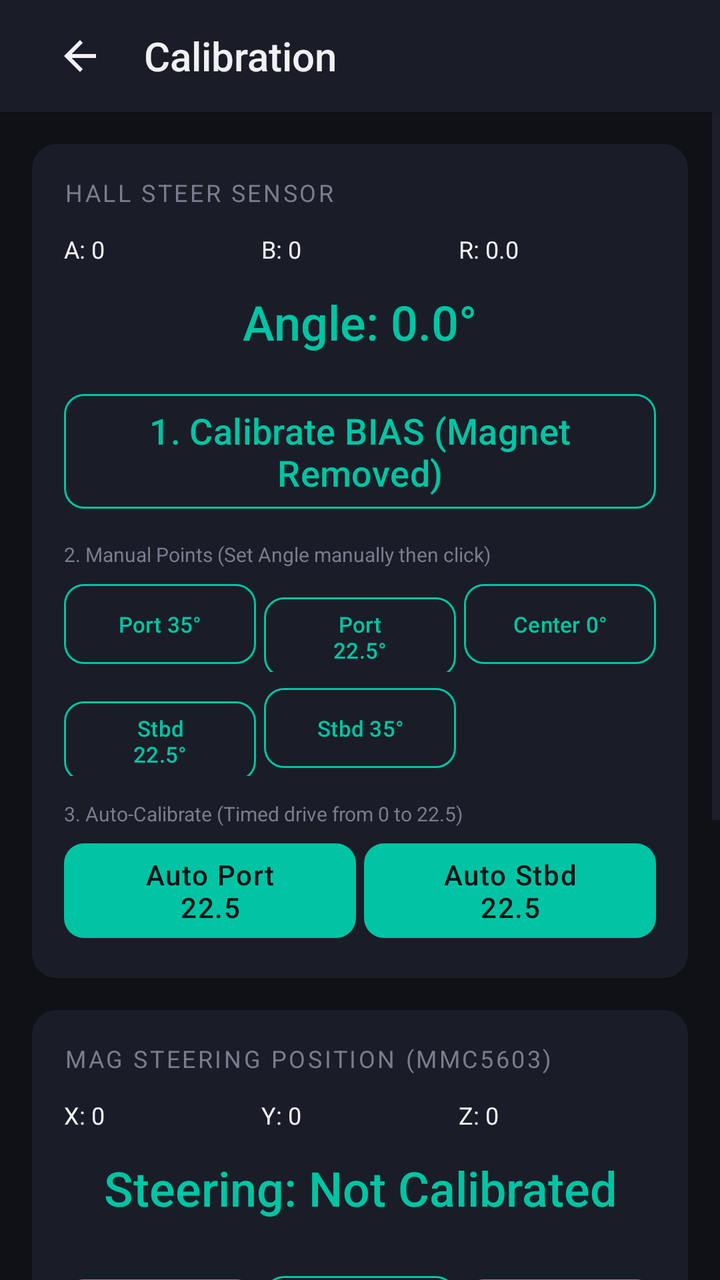
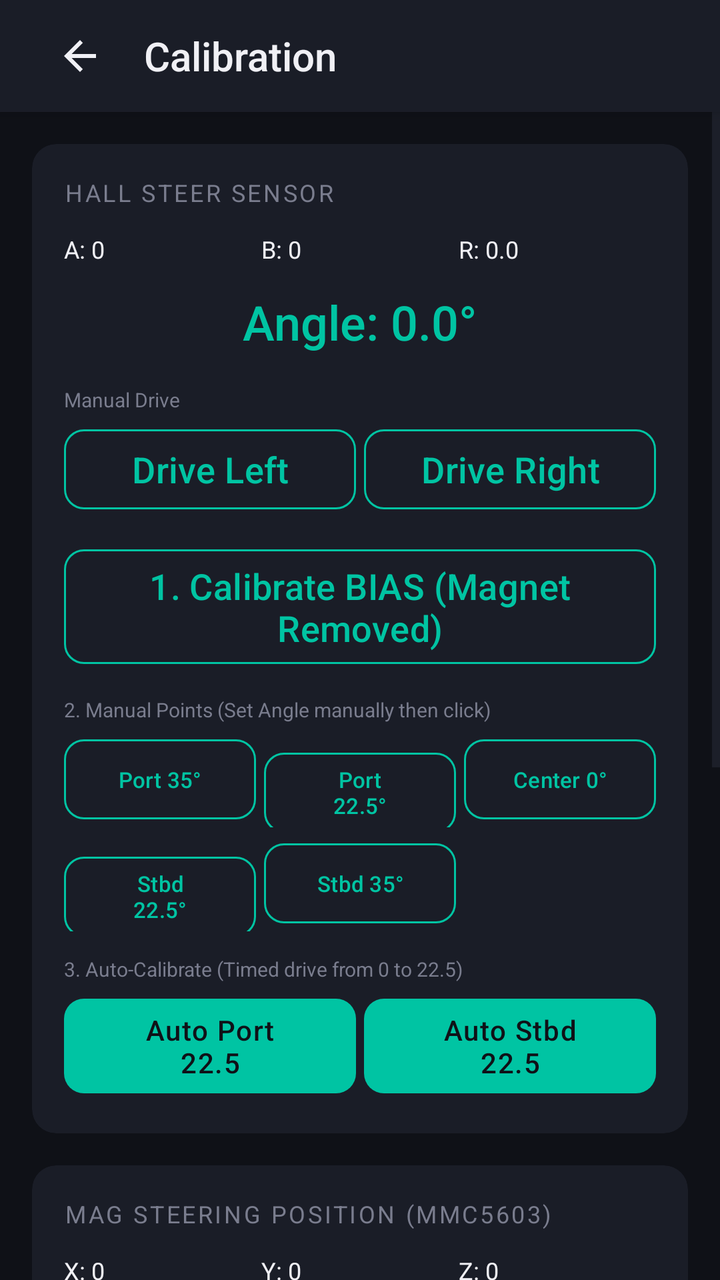

Compare the two renders of this Android layout. The source of the first and the diff that turns it into the second are given below.
<!-- AndroidManifest.xml: application theme Theme.TorqeedoController -->
<!-- res/layout/activity_calibration.xml -->
<?xml version="1.0" encoding="utf-8"?>
<androidx.constraintlayout.widget.ConstraintLayout
    xmlns:android="http://schemas.android.com/apk/res/android"
    xmlns:app="http://schemas.android.com/apk/res-auto"
    android:layout_width="match_parent"
    android:layout_height="match_parent"
    android:background="@color/bg_primary">

    
    <LinearLayout
        android:id="@+id/topBar"
        android:layout_width="match_parent"
        android:layout_height="56dp"
        android:background="@color/bg_surface"
        android:gravity="center_vertical"
        android:orientation="horizontal"
        android:paddingHorizontal="16dp"
        android:elevation="4dp"
        app:layout_constraintTop_toTopOf="parent">

        <ImageButton
            android:id="@+id/btnBack"
            android:layout_width="48dp"
            android:layout_height="48dp"
            android:background="?attr/selectableItemBackgroundBorderless"
            android:src="@drawable/ic_back"
            app:tint="@color/text_primary" />

        <TextView
            android:layout_width="wrap_content"
            android:layout_height="wrap_content"
            android:layout_marginStart="8dp"
            android:text="Calibration"
            android:textColor="@color/text_primary"
            android:textSize="20sp"
            android:fontFamily="sans-serif-medium" />
    </LinearLayout>

    <ScrollView
        android:layout_width="match_parent"
        android:layout_height="0dp"
        app:layout_constraintTop_toBottomOf="@id/topBar"
        app:layout_constraintBottom_toBottomOf="parent">

        <LinearLayout
            android:layout_width="match_parent"
            android:layout_height="wrap_content"
            android:orientation="vertical"
            android:padding="16dp">

            
            <androidx.cardview.widget.CardView
                android:layout_width="match_parent"
                android:layout_height="wrap_content"
                android:layout_marginBottom="16dp"
                app:cardBackgroundColor="@color/bg_surface"
                app:cardCornerRadius="12dp"
                app:cardElevation="0dp">

                <LinearLayout
                    android:layout_width="match_parent"
                    android:layout_height="wrap_content"
                    android:orientation="vertical"
                    android:padding="16dp">

                    <TextView
                        android:layout_width="wrap_content"
                        android:layout_height="wrap_content"
                        android:text="HALL STEER SENSOR"
                        android:textColor="@color/text_secondary"
                        android:textSize="12sp"
                        android:letterSpacing="0.1"
                        android:layout_marginBottom="12dp" />

                    <LinearLayout
                        android:layout_width="match_parent"
                        android:layout_height="wrap_content"
                        android:orientation="horizontal"
                        android:layout_marginBottom="12dp">

                        <TextView android:id="@+id/tvHallA"
                            android:layout_width="0dp" android:layout_height="wrap_content"
                            android:layout_weight="1" android:text="A: 0"
                            android:textColor="@color/text_primary" android:textSize="12sp" />
                        <TextView android:id="@+id/tvHallB"
                            android:layout_width="0dp" android:layout_height="wrap_content"
                            android:layout_weight="1" android:text="B: 0"
                            android:textColor="@color/text_primary" android:textSize="12sp" />
                        <TextView android:id="@+id/tvHallRatio"
                            android:layout_width="0dp" android:layout_height="wrap_content"
                            android:layout_weight="1" android:text="R: 0.0"
                            android:textColor="@color/text_primary" android:textSize="12sp" />
                    </LinearLayout>

                    <TextView
                        android:id="@+id/tvHallAngle"
                        android:layout_width="match_parent"
                        android:layout_height="wrap_content"
                        android:text="Angle: 0.0°"
                        android:textColor="@color/accent_primary"
                        android:textSize="24sp"
                        android:gravity="center"
                        android:fontFamily="sans-serif-medium"
                        android:layout_marginBottom="16dp" />

                    <Button
                        android:id="@+id/btnCalibHallBias"
                        style="@style/Widget.TorqeedoController.Button.Secondary"
                        android:layout_width="match_parent"
                        android:layout_height="wrap_content"
                        android:text="1. Calibrate BIAS (Magnet Removed)"
                        android:layout_marginBottom="12dp"/>

                    <TextView
                        android:layout_width="wrap_content"
                        android:layout_height="wrap_content"
                        android:text="2. Manual Points (Set Angle manually then click)"
                        android:textColor="@color/text_secondary"
                        android:textSize="10sp"
                        android:layout_marginBottom="4dp" />

                    <LinearLayout
                        android:layout_width="match_parent"
                        android:layout_height="wrap_content"
                        android:orientation="horizontal"
                        android:layout_marginBottom="4dp">
                        <Button android:id="@+id/btnSetPort35" style="@style/Widget.TorqeedoController.Button.Secondary"
                            android:layout_width="0dp" android:layout_height="wrap_content" android:layout_weight="1"
                            android:text="Port 35°" android:textSize="11sp" android:layout_marginEnd="4dp"/>
                        <Button android:id="@+id/btnSetPort22" style="@style/Widget.TorqeedoController.Button.Secondary"
                            android:layout_width="0dp" android:layout_height="wrap_content" android:layout_weight="1"
                            android:text="Port 22.5°" android:textSize="11sp" android:layout_marginEnd="4dp"/>
                        <Button android:id="@+id/btnSetCenter" style="@style/Widget.TorqeedoController.Button.Secondary"
                            android:layout_width="0dp" android:layout_height="wrap_content" android:layout_weight="1"
                            android:text="Center 0°" android:textSize="11sp" />
                    </LinearLayout>

                    <LinearLayout
                        android:layout_width="match_parent"
                        android:layout_height="wrap_content"
                        android:orientation="horizontal"
                        android:layout_marginBottom="12dp">
                        <Button android:id="@+id/btnSetStbd22" style="@style/Widget.TorqeedoController.Button.Secondary"
                            android:layout_width="0dp" android:layout_height="wrap_content" android:layout_weight="1"
                            android:text="Stbd 22.5°" android:textSize="11sp" android:layout_marginEnd="4dp"/>
                        <Button android:id="@+id/btnSetStbd35" style="@style/Widget.TorqeedoController.Button.Secondary"
                            android:layout_width="0dp" android:layout_height="wrap_content" android:layout_weight="1"
                            android:text="Stbd 35°" android:textSize="11sp" android:layout_marginEnd="4dp"/>
                        <View android:layout_width="0dp" android:layout_height="0dp" android:layout_weight="1" />
                    </LinearLayout>

                    <TextView
                        android:layout_width="wrap_content"
                        android:layout_height="wrap_content"
                        android:text="3. Auto-Calibrate (Timed drive from 0 to 22.5)"
                        android:textColor="@color/text_secondary"
                        android:textSize="10sp"
                        android:layout_marginBottom="4dp" />

                    <LinearLayout
                        android:layout_width="match_parent"
                        android:layout_height="wrap_content"
                        android:orientation="horizontal">
                        <Button android:id="@+id/btnAutoCalibPort" style="@style/Widget.TorqeedoController.Button.Primary"
                            android:layout_width="0dp" android:layout_height="wrap_content" android:layout_weight="1"
                            android:text="Auto Port 22.5" android:layout_marginEnd="4dp"/>
                        <Button android:id="@+id/btnAutoCalibStbd" style="@style/Widget.TorqeedoController.Button.Primary"
                            android:layout_width="0dp" android:layout_height="wrap_content" android:layout_weight="1"
                            android:text="Auto Stbd 22.5" />
                    </LinearLayout>

                </LinearLayout>
            </androidx.cardview.widget.CardView>

            
            <androidx.cardview.widget.CardView
                android:layout_width="match_parent"
                android:layout_height="wrap_content"
                android:layout_marginBottom="16dp"
                app:cardBackgroundColor="@color/bg_surface"
                app:cardCornerRadius="12dp"
                app:cardElevation="0dp">

                <LinearLayout
                    android:layout_width="match_parent"
                    android:layout_height="wrap_content"
                    android:orientation="vertical"
                    android:padding="16dp">

                    <TextView
                        android:layout_width="wrap_content"
                        android:layout_height="wrap_content"
                        android:text="MAG STEERING POSITION (MMC5603)"
                        android:textColor="@color/text_secondary"
                        android:textSize="12sp"
                        android:letterSpacing="0.1"
                        android:layout_marginBottom="12dp" />

                    <LinearLayout
                        android:layout_width="match_parent"
                        android:layout_height="wrap_content"
                        android:orientation="horizontal"
                        android:layout_marginBottom="12dp">

                        <TextView android:id="@+id/tvMagX"
                            android:layout_width="0dp" android:layout_height="wrap_content"
                            android:layout_weight="1" android:text="X: 0"
                            android:textColor="@color/text_primary" android:textSize="12sp" />
                        <TextView android:id="@+id/tvMagY"
                            android:layout_width="0dp" android:layout_height="wrap_content"
                            android:layout_weight="1" android:text="Y: 0"
                            android:textColor="@color/text_primary" android:textSize="12sp" />
                        <TextView android:id="@+id/tvMagZ"
                            android:layout_width="0dp" android:layout_height="wrap_content"
                            android:layout_weight="1" android:text="Z: 0"
                            android:textColor="@color/text_primary" android:textSize="12sp" />
                    </LinearLayout>

                    <TextView
                        android:id="@+id/tvRudderPos"
                        android:layout_width="match_parent"
                        android:layout_height="wrap_content"
                        android:text="Steering: Not Calibrated"
                        android:textColor="@color/accent_primary"
                        android:textSize="24sp"
                        android:gravity="center"
                        android:fontFamily="sans-serif-medium"
                        android:layout_marginBottom="24dp" />

                    <LinearLayout
                        android:layout_width="match_parent"
                        android:layout_height="wrap_content"
                        android:orientation="horizontal">

                        <Button
                            android:id="@+id/btnCalibPort"
                            style="@style/Widget.TorqeedoController.Button.Secondary"
                            android:layout_width="0dp"
                            android:layout_height="wrap_content"
                            android:layout_weight="1"
                            android:text="Port Max"
                            android:layout_marginEnd="4dp" />

                        <Button
                            android:id="@+id/btnCalibZero"
                            style="@style/Widget.TorqeedoController.Button.Secondary"
                            android:layout_width="0dp"
                            android:layout_height="wrap_content"
                            android:layout_weight="1"
                            android:text="Zero"
                            android:layout_marginEnd="4dp" />

                        <Button
                            android:id="@+id/btnCalibStbd"
                            style="@style/Widget.TorqeedoController.Button.Secondary"
                            android:layout_width="0dp"
                            android:layout_height="wrap_content"
                            android:layout_weight="1"
                            android:text="Stbd Max" />
                    </LinearLayout>
                </LinearLayout>
            </androidx.cardview.widget.CardView>

            
            <androidx.cardview.widget.CardView
                android:layout_width="match_parent"
                android:layout_height="wrap_content"
                android:layout_marginBottom="16dp"
                app:cardBackgroundColor="@color/bg_surface"
                app:cardCornerRadius="12dp"
                app:cardElevation="0dp">

                <LinearLayout
                    android:layout_width="match_parent"
                    android:layout_height="wrap_content"
                    android:orientation="vertical"
                    android:padding="16dp">

                    <TextView
                        android:layout_width="wrap_content"
                        android:layout_height="wrap_content"
                        android:text="HEADING SENSOR"
                        android:textColor="@color/text_secondary"
                        android:textSize="12sp"
                        android:letterSpacing="0.1"
                        android:layout_marginBottom="12dp" />

                    <LinearLayout
                        android:layout_width="match_parent"
                        android:layout_height="wrap_content"
                        android:orientation="horizontal"
                        android:layout_marginBottom="16dp">

                        <LinearLayout android:layout_width="0dp" android:layout_height="wrap_content"
                            android:layout_weight="1" android:orientation="vertical" android:gravity="center">
                            <TextView android:id="@+id/tvYaw"
                                android:layout_width="wrap_content" android:layout_height="wrap_content"
                                android:text="0.0°" android:textColor="@color/accent_primary"
                                android:textSize="20sp" android:fontFamily="sans-serif-medium" />
                            <TextView android:layout_width="wrap_content" android:layout_height="wrap_content"
                                android:text="YAW" android:textColor="@color/text_secondary" android:textSize="10sp" />
                        </LinearLayout>

                        <LinearLayout android:layout_width="0dp" android:layout_height="wrap_content"
                            android:layout_weight="1" android:orientation="vertical" android:gravity="center">
                            <TextView android:id="@+id/tvPitch"
                                android:layout_width="wrap_content" android:layout_height="wrap_content"
                                android:text="0.0°" android:textColor="@color/accent_primary"
                                android:textSize="20sp" android:fontFamily="sans-serif-medium" />
                            <TextView android:layout_width="wrap_content" android:layout_height="wrap_content"
                                android:text="PITCH" android:textColor="@color/text_secondary" android:textSize="10sp" />
                        </LinearLayout>

                        <LinearLayout android:layout_width="0dp" android:layout_height="wrap_content"
                            android:layout_weight="1" android:orientation="vertical" android:gravity="center">
                            <TextView android:id="@+id/tvRoll"
                                android:layout_width="wrap_content" android:layout_height="wrap_content"
                                android:text="0.0°" android:textColor="@color/accent_primary"
                                android:textSize="20sp" android:fontFamily="sans-serif-medium" />
                            <TextView android:layout_width="wrap_content" android:layout_height="wrap_content"
                                android:text="ROLL" android:textColor="@color/text_secondary" android:textSize="10sp" />
                        </LinearLayout>
                    </LinearLayout>

                    <TextView
                        android:id="@+id/tvImuStatus"
                        android:layout_width="match_parent"
                        android:layout_height="wrap_content"
                        android:text="Status: Idle"
                        android:textColor="@color/text_secondary"
                        android:textSize="14sp"
                        android:gravity="center"
                        android:layout_marginBottom="16dp" />

                    <LinearLayout
                        android:layout_width="match_parent"
                        android:layout_height="wrap_content"
                        android:orientation="horizontal"
                        android:layout_marginBottom="8dp">

                        <Button
                            android:id="@+id/btnCalibGyro"
                            style="@style/Widget.TorqeedoController.Button.Secondary"
                            android:layout_width="0dp" android:layout_height="wrap_content"
                            android:layout_weight="1"
                            android:text="Calib Gyro"
                            android:layout_marginEnd="4dp" />

                        <Button
                            android:id="@+id/btnCalibMag"
                            style="@style/Widget.TorqeedoController.Button.Secondary"
                            android:layout_width="0dp" android:layout_height="wrap_content"
                            android:layout_weight="1"
                            android:text="Calib Mag" />
                    </LinearLayout>

                    <Button
                        android:id="@+id/btnSaveImu"
                        style="@style/Widget.TorqeedoController.Button.Primary"
                        android:layout_width="match_parent"
                        android:layout_height="wrap_content"
                        android:text="Save \u0026 Finish" />

                </LinearLayout>
            </androidx.cardview.widget.CardView>

        </LinearLayout>
    </ScrollView>

</androidx.constraintlayout.widget.ConstraintLayout>
<!-- resources referenced by this layout -->
<resources>
  <color name="accent_primary">#00C4A3</color>
  <color name="bg_primary">#0F1117</color>
  <color name="bg_surface">#1A1D27</color>
  <color name="text_primary">#F0F0F5</color>
  <color name="text_secondary">#7A7D8E</color>
  <!-- drawable ic_back (drawable) -->
  <vector xmlns:android="http://schemas.android.com/apk/res/android"
      android:width="24dp"
      android:height="24dp"
      android:viewportWidth="24"
      android:viewportHeight="24">
      <path
          android:fillColor="@android:color/white"
          android:pathData="M20,11H7.83l5.59,-5.59L12,4l-8,8 8,8 1.41,-1.41L7.83,13H20v-2z"/>
  </vector>
  <style name="Widget.TorqeedoController.Button.Primary" parent="Widget.Material3.Button">
          <item name="backgroundTint">@color/accent_primary</item>
          <item name="android:textColor">@color/bg_primary</item>
          <item name="android:textSize">14sp</item>
          <item name="android:letterSpacing">0.04</item>
          <item name="cornerRadius">10dp</item>
          <item name="android:stateListAnimator">@null</item>
      </style>
  <style name="Widget.TorqeedoController.Button.Secondary" parent="Widget.Material3.Button.OutlinedButton">
          <item name="strokeColor">@color/accent_primary</item>
          <item name="strokeWidth">1dp</item>
          <item name="android:textColor">@color/accent_primary</item>
          <item name="android:textSize">18dp</item>
          <item name="cornerRadius">10dp</item>
          <item name="android:stateListAnimator">@null</item>
      </style>
  <style name="Theme.TorqeedoController" parent="Theme.Material3.Dark.NoActionBar">
          
          <item name="colorPrimary">@color/accent_primary</item>
          <item name="colorOnPrimary">@color/bg_primary</item>
          <item name="colorPrimaryContainer">@color/accent_dark</item>
          <item name="colorOnPrimaryContainer">@color/text_primary</item>
  
          
          <item name="colorSurface">@color/bg_surface</item>
          <item name="colorOnSurface">@color/text_primary</item>
          <item name="colorSurfaceVariant">@color/bg_surface</item>
          <item name="colorOnSurfaceVariant">@color/text_secondary</item>
  
          
          <item name="android:colorBackground">@color/bg_primary</item>
          <item name="colorOnBackground">@color/text_primary</item>
  
          
          <item name="android:windowBackground">@color/bg_primary</item>
          <item name="android:statusBarColor">@color/bg_surface</item>
          <item name="android:navigationBarColor">@color/bg_primary</item>
          <item name="android:windowLightStatusBar">false</item>
          <item name="android:windowLightNavigationBar">false</item>
  
          
          <item name="colorControlActivated">@color/accent_primary</item>
          <item name="colorControlNormal">@color/border_subtle</item>
      </style>
  <color name="accent_dark">#00977E</color>
  <color name="border_subtle">#2A2D3A</color>
</resources>

<!-- the commit's change to res/layout/activity_calibration.xml (unified diff, before → after) -->
@@ -103,6 +103,27 @@
                         android:fontFamily="sans-serif-medium"
                         android:layout_marginBottom="16dp" />
 
+                    <TextView
+                        android:layout_width="wrap_content"
+                        android:layout_height="wrap_content"
+                        android:text="Manual Drive"
+                        android:textColor="@color/text_secondary"
+                        android:textSize="10sp"
+                        android:layout_marginBottom="4dp" />
+
+                    <LinearLayout
+                        android:layout_width="match_parent"
+                        android:layout_height="wrap_content"
+                        android:orientation="horizontal"
+                        android:layout_marginBottom="12dp">
+                        <Button android:id="@+id/btnSteerLeft" style="@style/Widget.TorqeedoController.Button.Secondary"
+                            android:layout_width="0dp" android:layout_height="wrap_content" android:layout_weight="1"
+                            android:text="Drive Left" android:layout_marginEnd="4dp"/>
+                        <Button android:id="@+id/btnSteerRight" style="@style/Widget.TorqeedoController.Button.Secondary"
+                            android:layout_width="0dp" android:layout_height="wrap_content" android:layout_weight="1"
+                            android:text="Drive Right" />
+                    </LinearLayout>
+
                     <Button
                         android:id="@+id/btnCalibHallBias"
                         style="@style/Widget.TorqeedoController.Button.Secondary"
@@ -235,8 +256,7 @@
                         <Button
                             android:id="@+id/btnCalibPort"
                             style="@style/Widget.TorqeedoController.Button.Secondary"
-                            android:layout_width="0dp"
-                            android:layout_height="wrap_content"
+                            android:layout_width="0dp" android:layout_height="wrap_content"
                             android:layout_weight="1"
                             android:text="Port Max"
                             android:layout_marginEnd="4dp" />
@@ -244,8 +264,7 @@
                         <Button
                             android:id="@+id/btnCalibZero"
                             style="@style/Widget.TorqeedoController.Button.Secondary"
-                            android:layout_width="0dp"
-                            android:layout_height="wrap_content"
+                            android:layout_width="0dp" android:layout_height="wrap_content"
                             android:layout_weight="1"
                             android:text="Zero"
                             android:layout_marginEnd="4dp" />
@@ -253,8 +272,7 @@
                         <Button
                             android:id="@+id/btnCalibStbd"
                             style="@style/Widget.TorqeedoController.Button.Secondary"
-                            android:layout_width="0dp"
-                            android:layout_height="wrap_content"
+                            android:layout_width="0dp" android:layout_height="wrap_content"
                             android:layout_weight="1"
                             android:text="Stbd Max" />
                     </LinearLayout>
